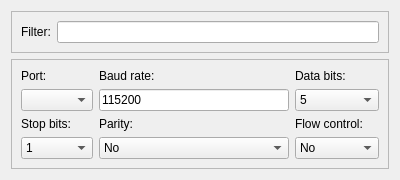
Qt form serialscanner.ui (Enem-20/CGS) before a commit.
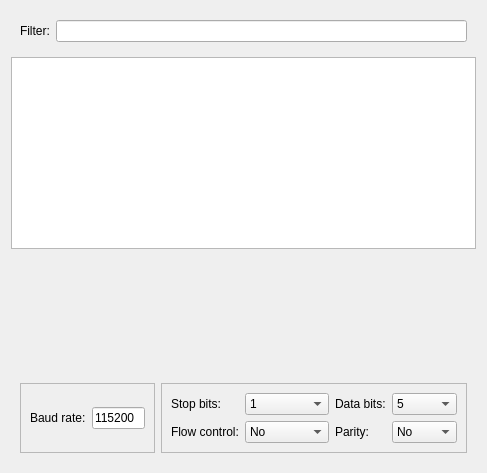
The same form after that commit.

Commit message: change serial widget

```diff
--- a/serialscanner.ui
+++ b/serialscanner.ui
@@ -6,52 +6,37 @@
    <rect>
     <x>0</x>
     <y>0</y>
-    <width>400</width>
-    <height>176</height>
+    <width>487</width>
+    <height>473</height>
    </rect>
   </property>
   <property name="windowTitle">
    <string>Form</string>
   </property>
   <layout class="QGridLayout" name="gridLayout">
-   <item row="1" column="0">
+   <item row="3" column="0">
     <widget class="QFrame" name="frame">
      <property name="frameShape">
+      <enum>QFrame::Shape::NoFrame</enum>
+     </property>
+     <layout class="QHBoxLayout" name="horizontalLayout_2">
+      <item>
+       <widget class="QFrame" name="frame_3">
+        <property name="frameShape">
       <enum>QFrame::Shape::StyledPanel</enum>
      </property>
      <property name="frameShadow">
       <enum>QFrame::Shadow::Raised</enum>
      </property>
-     <layout class="QGridLayout" name="gridLayout_2">
-      <item row="0" column="0">
-       <widget class="QLabel" name="label">
-        <property name="text">
-         <string>Port:</string>
-        </property>
-       </widget>
-      </item>
-      <item row="0" column="1">
+        <layout class="QHBoxLayout" name="horizontalLayout_3">
+         <item>
        <widget class="QLabel" name="label_2">
         <property name="text">
          <string>Baud rate:</string>
         </property>
        </widget>
       </item>
-      <item row="0" column="2">
-       <widget class="QLabel" name="label_3">
-        <property name="text">
-         <string>Data bits:</string>
-        </property>
-       </widget>
-      </item>
-      <item row="1" column="0">
-       <widget class="QComboBox" name="serial">
-        <property name="sizeAdjustPolicy">
-         <enum>QComboBox::SizeAdjustPolicy::AdjustToContents</enum>
-        </property>
-       </widget>
-      </item>
-      <item row="1" column="1">
+         <item>
        <widget class="QLineEdit" name="baudrate">
         <property name="sizePolicy">
          <sizepolicy hsizetype="Preferred" vsizetype="Fixed">
@@ -67,55 +52,33 @@
         </property>
        </widget>
       </item>
-      <item row="1" column="2">
-       <widget class="QComboBox" name="dataBits">
-        <property name="currentText">
-         <string>8</string>
-        </property>
-        <item>
-         <property name="text">
-          <string>5</string>
-         </property>
-        </item>
-        <item>
-         <property name="text">
-          <string>6</string>
-         </property>
-        </item>
-        <item>
-         <property name="text">
-          <string>7</string>
-         </property>
-        </item>
-        <item>
-         <property name="text">
-          <string>8</string>
-         </property>
-        </item>
+        </layout>
        </widget>
       </item>
-      <item row="2" column="0">
+      <item>
+       <widget class="QFrame" name="frame_4">
+        <property name="frameShape">
+         <enum>QFrame::Shape::StyledPanel</enum>
+        </property>
+        <property name="frameShadow">
+         <enum>QFrame::Shadow::Raised</enum>
+        </property>
+        <layout class="QGridLayout" name="gridLayout_2">
+         <item row="0" column="0">
        <widget class="QLabel" name="label_4">
         <property name="text">
          <string>Stop bits:</string>
         </property>
        </widget>
       </item>
-      <item row="2" column="1">
-       <widget class="QLabel" name="label_5">
-        <property name="text">
-         <string>Parity:</string>
-        </property>
-       </widget>
-      </item>
-      <item row="2" column="2">
+         <item row="1" column="0">
        <widget class="QLabel" name="label_6">
         <property name="text">
          <string>Flow control:</string>
         </property>
        </widget>
       </item>
-      <item row="3" column="0">
+         <item row="0" column="1">
        <widget class="QComboBox" name="stopBits">
         <item>
          <property name="text">
@@ -134,10 +97,70 @@
         </item>
        </widget>
       </item>
-      <item row="3" column="1">
+         <item row="1" column="1">
+          <widget class="QComboBox" name="flowControl">
+           <item>
+            <property name="text">
+             <string>No</string>
+            </property>
+           </item>
+           <item>
+            <property name="text">
+             <string>Hardware</string>
+            </property>
+           </item>
+           <item>
+            <property name="text">
+             <string>Software</string>
+            </property>
+           </item>
+          </widget>
+         </item>
+         <item row="0" column="2">
+          <widget class="QLabel" name="label_3">
+           <property name="text">
+            <string>Data bits:</string>
+           </property>
+          </widget>
+         </item>
+         <item row="1" column="2">
+          <widget class="QLabel" name="label_5">
+           <property name="text">
+            <string>Parity:</string>
+           </property>
+          </widget>
+         </item>
+         <item row="0" column="3">
+          <widget class="QComboBox" name="dataBits">
+           <property name="currentText">
+            <string>5</string>
+           </property>
+           <item>
+            <property name="text">
+             <string>5</string>
+            </property>
+           </item>
+           <item>
+            <property name="text">
+             <string>6</string>
+            </property>
+           </item>
+           <item>
+            <property name="text">
+             <string>7</string>
+            </property>
+           </item>
+           <item>
+            <property name="text">
+             <string>8</string>
+            </property>
+           </item>
+          </widget>
+         </item>
+         <item row="1" column="3">
        <widget class="QComboBox" name="parity">
         <property name="sizePolicy">
-         <sizepolicy hsizetype="Expanding" vsizetype="Fixed">
+            <sizepolicy hsizetype="Preferred" vsizetype="Fixed">
           <horstretch>0</horstretch>
           <verstretch>0</verstretch>
          </sizepolicy>
@@ -169,35 +192,26 @@
         </item>
        </widget>
       </item>
-      <item row="3" column="2">
-       <widget class="QComboBox" name="flowControl">
-        <item>
-         <property name="text">
-          <string>No</string>
-         </property>
-        </item>
-        <item>
-         <property name="text">
-          <string>Hardware</string>
-         </property>
-        </item>
-        <item>
-         <property name="text">
-          <string>Software</string>
-         </property>
-        </item>
+        </layout>
        </widget>
       </item>
      </layout>
     </widget>
    </item>
+   <item row="1" column="0">
+    <widget class="QListWidget" name="devices">
+     <property name="sizePolicy">
+      <sizepolicy hsizetype="Preferred" vsizetype="Expanding">
+       <horstretch>0</horstretch>
+       <verstretch>0</verstretch>
+      </sizepolicy>
+     </property>
+    </widget>
+   </item>
    <item row="0" column="0">
     <widget class="QFrame" name="frame_2">
      <property name="frameShape">
-      <enum>QFrame::Shape::StyledPanel</enum>
-     </property>
-     <property name="frameShadow">
-      <enum>QFrame::Shadow::Raised</enum>
+      <enum>QFrame::Shape::NoFrame</enum>
      </property>
      <layout class="QHBoxLayout" name="horizontalLayout">
       <item>
@@ -213,6 +227,19 @@
      </layout>
     </widget>
    </item>
+   <item row="2" column="0">
+    <spacer name="verticalSpacer">
+     <property name="orientation">
+      <enum>Qt::Orientation::Vertical</enum>
+     </property>
+     <property name="sizeHint" stdset="0">
+      <size>
+       <width>20</width>
+       <height>40</height>
+      </size>
+     </property>
+    </spacer>
+   </item>
   </layout>
  </widget>
  <resources/>
```
Lines whose indentation alone changed are shown as unchanged. The commit also changes 5 other files.
